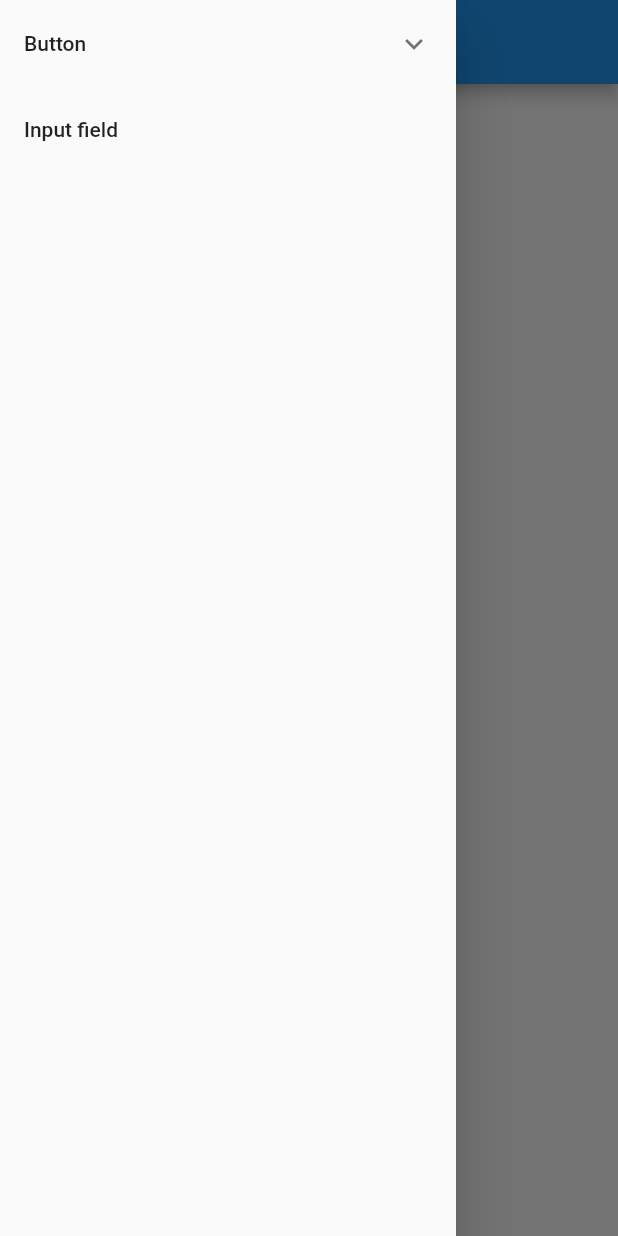
After one commit to ookami-kb/storybook_flutter, a Flutter app: the screen it shows after launch, with the side drawer open, on a phone screen of 412 x 824 dp. The commit adds this screen. Run offline on Flutter 3.47's test engine with Material 2 defaults, Android fonts, the phone set to English and light mode, and no system bars; our stand-ins replace recase.

Commit message:
refactor: Extract widgets

```diff
--- /dev/null
+++ b/lib/src/contents.dart
@@ -0,0 +1,42 @@
+import 'package:collection/collection.dart' show IterableExtension;
+import 'package:flutter/material.dart';
+import 'package:provider/provider.dart';
+import 'package:storybook_flutter/src/story.dart';
+import 'package:storybook_flutter/src/story_provider.dart';
+
+class Contents extends StatefulWidget {
+  const Contents({Key? key}) : super(key: key);
+
+  @override
+  _ContentsState createState() => _ContentsState();
+}
+
+class _ContentsState extends State<Contents> {
+  @override
+  Widget build(BuildContext context) {
+    final grouped = context.watch<List<Story>>().groupListsBy((s) => s.section);
+    final sections = grouped.keys
+        .where((k) => k.isNotEmpty)
+        .map((k) => _buildSection(k, grouped[k]!));
+    final stories = (grouped[''] ?? []).map(_buildStoryTile);
+    return ListTileTheme(
+      style: ListTileStyle.drawer,
+      child: ListView(children: [...sections, ...stories]),
+    );
+  }
+
+  Widget _buildStoryTile(Story story) => ListTile(
+        title: Text(story.name),
+        onTap: () {
+          Navigator.pushReplacementNamed(context, '/stories/${story.path}');
+        },
+        selected: story == context.watch<StoryProvider>().currentStory,
+      );
+
+  Widget _buildSection(String title, Iterable<Story> stories) => ExpansionTile(
+        title: Text(title),
+        initiallyExpanded:
+            stories.contains(context.watch<StoryProvider>().currentStory),
+        children: stories.map(_buildStoryTile).toList(),
+      );
+}
--- /dev/null
+++ b/lib/src/current_story.dart
@@ -0,0 +1,14 @@
+import 'package:flutter/material.dart';
+import 'package:provider/provider.dart';
+import 'package:storybook_flutter/src/story_provider.dart';
+
+class CurrentStory extends StatelessWidget {
+  const CurrentStory({Key? key}) : super(key: key);
+
+  @override
+  Widget build(BuildContext context) {
+    final story = context.watch<StoryProvider>().currentStory;
+
+    return story ?? const Center(child: Text('Select story'));
+  }
+}
```
Also changed, not shown: lib/src/story_page_wrapper.dart (+7 -52 lines).
